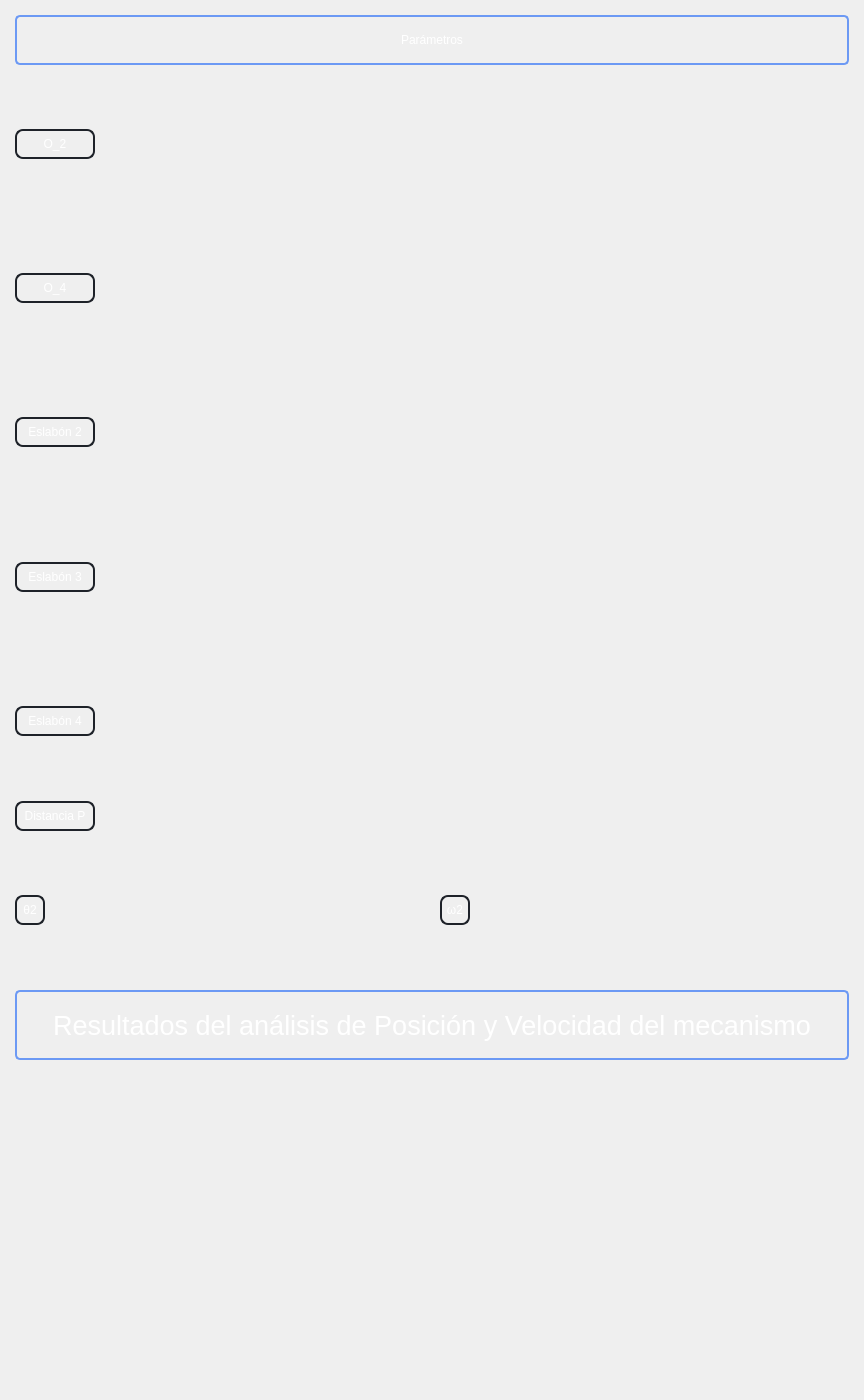
William-HUAMAN/Interfaz_TMM, file src/interfaces/pages/main_pages.ui: the form before one commit.
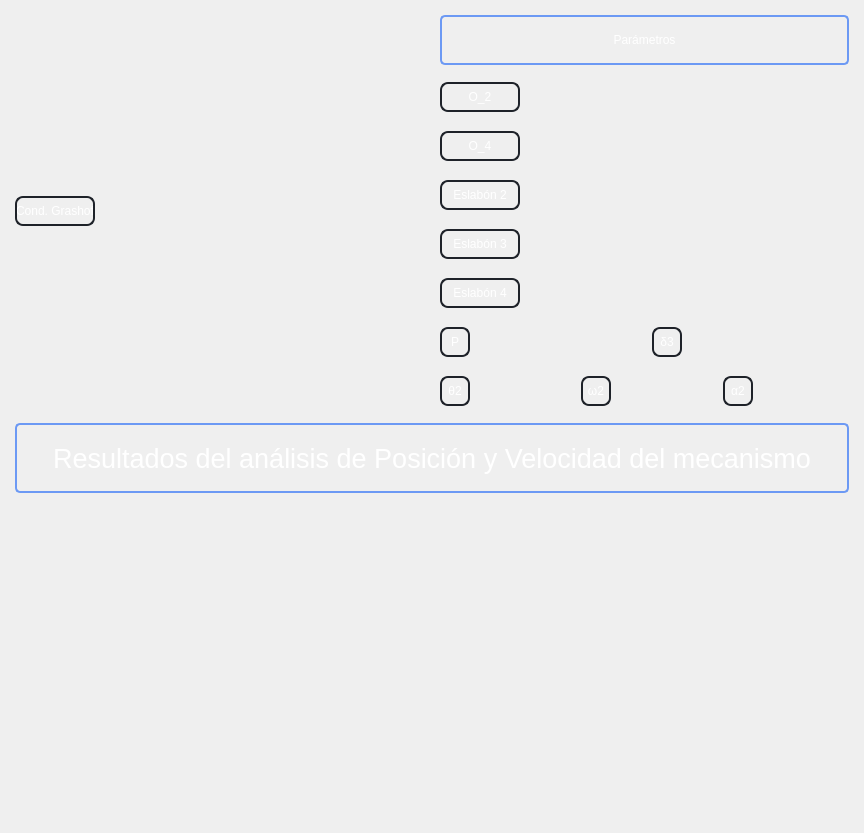
The form after the commit.

Commit message: casi todo, solo falta grashof

What changed in the file:
```diff
--- a/src/interfaces/pages/main_pages.ui
+++ b/src/interfaces/pages/main_pages.ui
@@ -7,7 +7,7 @@
     <x>0</x>
     <y>0</y>
     <width>864</width>
-    <height>1400</height>
+    <height>833</height>
    </rect>
   </property>
   <property name="windowTitle">
@@ -924,7 +924,7 @@
             <x>0</x>
             <y>0</y>
             <width>844</width>
-            <height>1380</height>
+            <height>813</height>
            </rect>
           </property>
           <property name="styleSheet">
@@ -953,10 +953,45 @@
                <item>
                 <layout class="QHBoxLayout" name="graph_layout"/>
                </item>
-              </layout>
-             </item>
+               <item>
+                <layout class="QHBoxLayout" name="cond_grashof_layout">
+                 <item alignment="Qt::AlignLeft|Qt::AlignVCenter">
+                  <widget class="QLabel" name="label_14">
+                   <property name="minimumSize">
+                    <size>
+                     <width>80</width>
+                     <height>30</height>
+                    </size>
+                   </property>
+                   <property name="maximumSize">
+                    <size>
+                     <width>80</width>
+                     <height>30</height>
+                    </size>
+                   </property>
+                   <property name="styleSheet">
+                    <string notr="true">border :2px solid;
+border-color: rgb(30, 34, 41);
+color: rgb(255, 255, 255);
+border-top-left-radius :8px;
+border-top-right-radius : 8px; 
+border-bottom-left-radius : 8px; 
+border-bottom-right-radius : 8px;</string>
+                   </property>
+                   <property name="text">
+                    <string>Cond. Grashof</string>
+                   </property>
+                   <property name="alignment">
+                    <set>Qt::AlignCenter</set>
+                   </property>
+                  </widget>
+                 </item>
+                </layout>
+               </item>
+              </layout>
+             </item>
              <item>
-              <layout class="QVBoxLayout" name="verticalLayout_9">
+              <layout class="QHBoxLayout" name="horizontalLayout">
                <item>
                 <layout class="QVBoxLayout" name="parameters">
                  <item>
@@ -1167,18 +1202,20 @@
                   </layout>
                  </item>
                  <item>
+                  <layout class="QHBoxLayout" name="PointP_layout">
+                   <item>
                   <layout class="QHBoxLayout" name="P_layout">
-                   <item alignment="Qt::AlignLeft">
-                    <widget class="QLabel" name="label_6">
+                     <item alignment="Qt::AlignLeft|Qt::AlignVCenter">
+                      <widget class="QLabel" name="label_11">
                      <property name="minimumSize">
                       <size>
-                       <width>80</width>
+                         <width>30</width>
                        <height>30</height>
                       </size>
                      </property>
                      <property name="maximumSize">
                       <size>
-                       <width>80</width>
+                         <width>30</width>
                        <height>30</height>
                       </size>
                      </property>
@@ -1192,12 +1229,49 @@
 border-bottom-right-radius : 8px;</string>
                      </property>
                      <property name="text">
-                      <string>Distancia P</string>
+                        <string>P</string>
                      </property>
                      <property name="alignment">
                       <set>Qt::AlignCenter</set>
                      </property>
                     </widget>
+                     </item>
+                    </layout>
+                   </item>
+                   <item>
+                    <layout class="QHBoxLayout" name="delta3_layout">
+                     <item alignment="Qt::AlignLeft|Qt::AlignVCenter">
+                      <widget class="QLabel" name="label_12">
+                       <property name="minimumSize">
+                        <size>
+                         <width>30</width>
+                         <height>30</height>
+                        </size>
+                       </property>
+                       <property name="maximumSize">
+                        <size>
+                         <width>30</width>
+                         <height>30</height>
+                        </size>
+                       </property>
+                       <property name="styleSheet">
+                        <string notr="true">border :2px solid;
+border-color: rgb(30, 34, 41);
+color: rgb(255, 255, 255);
+border-top-left-radius :8px;
+border-top-right-radius : 8px; 
+border-bottom-left-radius : 8px; 
+border-bottom-right-radius : 8px;</string>
+                       </property>
+                       <property name="text">
+                        <string>δ3</string>
+                       </property>
+                       <property name="alignment">
+                        <set>Qt::AlignCenter</set>
+                       </property>
+                      </widget>
+                     </item>
+                    </layout>
                    </item>
                   </layout>
                  </item>
@@ -1273,6 +1347,41 @@
                      </item>
                     </layout>
                    </item>
+                   <item>
+                    <layout class="QHBoxLayout" name="aceleration_layout">
+                     <item alignment="Qt::AlignLeft|Qt::AlignVCenter">
+                      <widget class="QLabel" name="label_13">
+                       <property name="minimumSize">
+                        <size>
+                         <width>30</width>
+                         <height>30</height>
+                        </size>
+                       </property>
+                       <property name="maximumSize">
+                        <size>
+                         <width>30</width>
+                         <height>30</height>
+                        </size>
+                       </property>
+                       <property name="styleSheet">
+                        <string notr="true">border :2px solid;
+border-color: rgb(30, 34, 41);
+color: rgb(255, 255, 255);
+border-top-left-radius :8px;
+border-top-right-radius : 8px; 
+border-bottom-left-radius : 8px; 
+border-bottom-right-radius : 8px;</string>
+                       </property>
+                       <property name="text">
+                        <string>α2</string>
+                       </property>
+                       <property name="alignment">
+                        <set>Qt::AlignCenter</set>
+                       </property>
+                      </widget>
+                     </item>
+                    </layout>
+                   </item>
                   </layout>
                  </item>
                  <item>
```
Left out of the diff: 8 changed lines with no effect on the pictures. Lines whose indentation alone changed are shown as unchanged. The commit also changes 4 other files.
